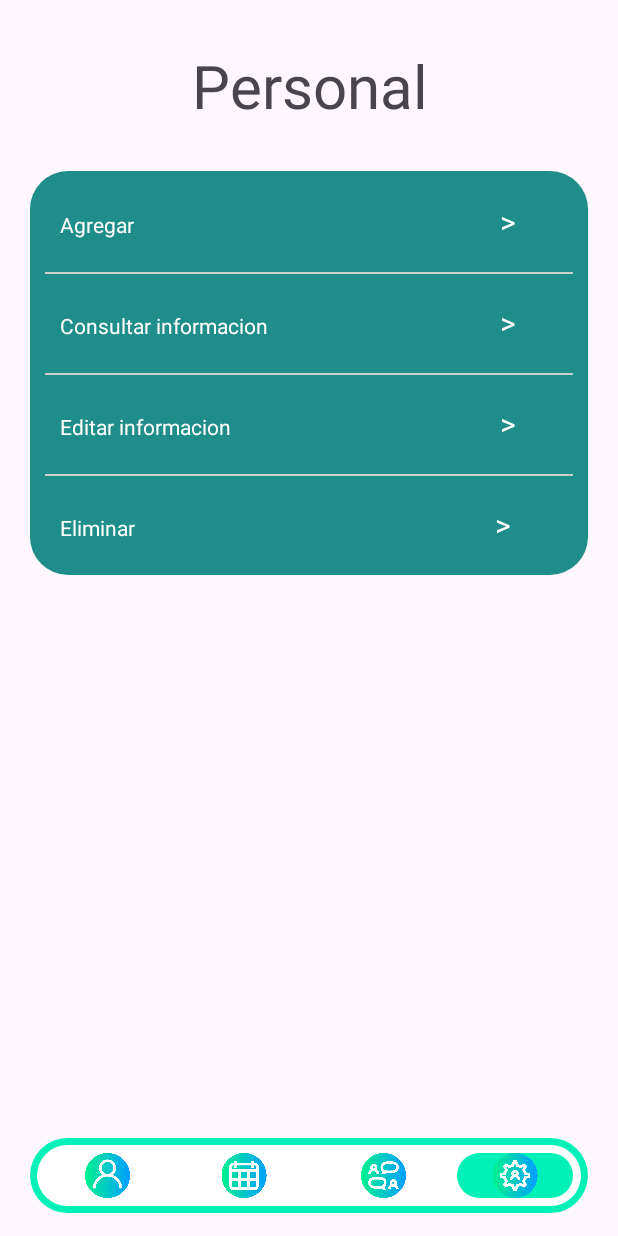
After one commit to NeftaliBa/Fitness_Hanma, an Android app: the AdPersonal screen opened directly, with no data from a screen before it, on a phone screen of 412 x 824 dp. The commit adds this screen. Run offline under Robolectric (Android 15) with nearby library versions, the phone set to English and light mode, and no system bars.

Commit message:
cree las vistas del cliente, agrege una barra de navegacion para el administrador, tambien agrege ´colors.xml´ovalo_forma, testbackfull, testbacknull, line y cuadro de texto

```diff
--- /dev/null
+++ b/app/src/main/java/com/example/fitnes_hanma/Admin/AdPersonal.java
@@ -0,0 +1,19 @@
+package com.example.fitnes_hanma.Admin;
+
+import androidx.appcompat.app.AppCompatActivity;
+
+import android.os.Bundle;
+
+import com.example.fitnes_hanma.R;
+
+public class AdPersonal extends AppCompatActivity {
+
+    @Override
+    protected void onCreate(Bundle savedInstanceState) {
+        super.onCreate(savedInstanceState);
+        setContentView(R.layout.activity_ad_personal);
+        //if (Build.VERSION.SDK_INT >= Build.VERSION_CODES.LOLLIPOP) {
+        //    getWindow().setNavigationBarColor(getResources().getColor(R.color.verde1));
+        //}
+    }
+}
--- /dev/null
+++ b/app/src/main/java/com/example/fitnes_hanma/Admin/Adnavbar.java
@@ -0,0 +1,143 @@
+package com.example.fitnes_hanma.Admin;
+
+import android.content.Context;
+import android.content.Intent;
+import android.content.SharedPreferences;
+import android.os.Bundle;
+import android.view.LayoutInflater;
+import android.view.View;
+import android.view.ViewGroup;
+import android.widget.ImageView;
+
+import androidx.annotation.NonNull;
+import androidx.annotation.Nullable;
+import androidx.fragment.app.Fragment;
+
+import com.example.fitnes_hanma.R;
+
+public class Adnavbar extends Fragment {
+
+    public Adnavbar() {
+        // Required empty public constructor
+    }
+
+    public static Adnavbar newInstance(String param1, String param2) {
+        Adnavbar fragment = new Adnavbar();
+        return fragment;
+    }
+
+    @Override
+    public void onCreate(Bundle savedInstanceState) {
+        super.onCreate(savedInstanceState);
+    }
+
+    @Override
+    public View onCreateView(LayoutInflater inflater, ViewGroup container, Bundle savedInstanceState) {
+        return inflater.inflate(R.layout.fragment_adnavbar, container, false);
+    }
+
+    @Override
+    public void onViewCreated(@NonNull View view, @Nullable Bundle savedInstanceState) {
+        super.onViewCreated(view, savedInstanceState);
+
+        ImageView instructor = view.findViewById(R.id.instruc);
+        ImageView servicio = view.findViewById(R.id.serv);
+        ImageView cliente = view.findViewById(R.id.clien);
+        ImageView personal = view.findViewById(R.id.perso);
+
+        // Recuperar el estado de selección desde SharedPreferences
+        SharedPreferences sharedPreferences = getActivity().getSharedPreferences("button_selection", Context.MODE_PRIVATE);
+        final int[] selectedButton = {sharedPreferences.getInt("selected_button", R.id.instruc)};
+
+// Establecer los fondos según el estado guardado
+        instructor.setBackgroundResource(selectedButton[0] == R.id.instruc ? R.drawable.testbackfull : R.drawable.testbacknull);
+        servicio.setBackgroundResource(selectedButton[0] == R.id.serv ? R.drawable.testbackfull : R.drawable.testbacknull);
+        cliente.setBackgroundResource(selectedButton[0] == R.id.clien ? R.drawable.testbackfull : R.drawable.testbacknull);
+        personal.setBackgroundResource(selectedButton[0] == R.id.perso ? R.drawable.testbackfull : R.drawable.testbacknull);
+
+        instructor.setOnClickListener(new View.OnClickListener() {
+            @Override
+            public void onClick(View v) {
+                if (selectedButton[0] != R.id.instruc) {
+                    instructor.setBackgroundResource(R.drawable.testbackfull);
+                    servicio.setBackgroundResource(R.drawable.testbacknull);
+                    cliente.setBackgroundResource(R.drawable.testbacknull);
+                    personal.setBackgroundResource(R.drawable.testbacknull);
+
+                    // Guardar el estado de selección en SharedPreferences
+                    SharedPreferences.Editor editor = sharedPreferences.edit();
+                    editor.putInt("selected_button", R.id.instruc);
+                    editor.apply();
+
+                    selectedButton[0] = R.id.instruc;
+                    Intent intent = new Intent(getActivity(), AdInstructor.class);
+                    startActivity(intent);
+                }
+            }
+        });
+
+        servicio.setOnClickListener(new View.OnClickListener() {
+            @Override
+            public void onClick(View v) {
+                if (selectedButton[0] != R.id.serv) {
+                    servicio.setBackgroundResource(R.drawable.testbackfull);
+                    instructor.setBackgroundResource(R.drawable.testbacknull);
+                    cliente.setBackgroundResource(R.drawable.testbacknull);
+                    personal.setBackgroundResource(R.drawable.testbacknull);
+
+                    // Guardar el estado de selección en SharedPreferences
+                    SharedPreferences.Editor editor = sharedPreferences.edit();
+                    editor.putInt("selected_button", R.id.serv);
+                    editor.apply();
+
+                    selectedButton[0] = R.id.serv;
+                    Intent intent = new Intent(getActivity(), AdServicios.class);
+                    startActivity(intent);
+                }
+            }
+        });
+
+        cliente.setOnClickListener(new View.OnClickListener() {
+            @Override
+            public void onClick(View v) {
+                if (selectedButton[0] != R.id.clien) {
+                    cliente.setBackgroundResource(R.drawable.testbackfull);
+                    servicio.setBackgroundResource(R.drawable.testbacknull);
+                    instructor.setBackgroundResource(R.drawable.testbacknull);
+                    personal.setBackgroundResource(R.drawable.testbacknull);
+
+                    // Guardar el estado de selección en SharedPreferences
+                    SharedPreferences.Editor editor = sharedPreferences.edit();
+                    editor.putInt("selected_button", R.id.clien);
+                    editor.apply();
+
+                    selectedButton[0] = R.id.clien;
+                    Intent intent = new Intent(getActivity(), AdCliente.class);
+                    startActivity(intent);
+                }
+            }
+        });
+
+        personal.setOnClickListener(new View.OnClickListener() {
+            @Override
+            public void onClick(View v) {
+                if (selectedButton[0] != R.id.perso) {
+                    personal.setBackgroundResource(R.drawable.testbackfull);
+                    servicio.setBackgroundResource(R.drawable.testbacknull);
+                    cliente.setBackgroundResource(R.drawable.testbacknull);
+                    instructor.setBackgroundResource(R.drawable.testbacknull);
+
+                    // Guardar el estado de selección en SharedPreferences
+                    SharedPreferences.Editor editor = sharedPreferences.edit();
+                    editor.putInt("selected_button", R.id.perso);
+                    editor.apply();
+
+                    selectedButton[0] = R.id.perso;
+                    Intent intent = new Intent(getActivity(), AdPersonal.class);
+                    startActivity(intent);
+                }
+            }
+        });
+
+    }
+}
--- /dev/null
+++ b/app/src/main/res/drawable/cuadro_texto.xml
@@ -0,0 +1,15 @@
+<?xml version="1.0" encoding="utf-8"?>
+<layer-list xmlns:android="http://schemas.android.com/apk/res/android">
+    <!-- Contorno -->
+    <item>
+        <shape
+            android:shape="rectangle">
+            <solid android:color="@color/verde_gris" />
+            <corners
+                android:bottomLeftRadius=   "25dp"
+                android:bottomRightRadius=  "25dp"
+                android:topLeftRadius=      "25dp"
+                android:topRightRadius=     "25dp" />
+        </shape>
+    </item>
+</layer-list>
--- /dev/null
+++ b/app/src/main/res/drawable/line.xml
@@ -0,0 +1,5 @@
+<?xml version="1.0" encoding="utf-8"?>
+<shape xmlns:android="http://schemas.android.com/apk/res/android">
+    <size android:height="1dp" />
+    <solid android:color="@color/gris1" />
+</shape>
--- /dev/null
+++ b/app/src/main/res/drawable/ovalo_forma.xml
@@ -0,0 +1,32 @@
+<?xml version="1.0" encoding="utf-8"?>
+<layer-list xmlns:android="http://schemas.android.com/apk/res/android">
+    <!-- Contorno -->
+    <item>
+        <shape
+            android:shape="rectangle">
+            <solid android:color="@color/verde2" />
+            <corners
+                android:bottomLeftRadius="50dp"
+                android:bottomRightRadius="50dp"
+                android:topLeftRadius="50dp"
+                android:topRightRadius="50dp" />
+        </shape>
+    </item>
+
+    <!-- Relleno interno (blanco en este caso) -->
+    <item
+        android:start="5dp"
+        android:end="5dp"
+        android:top="5dp"
+        android:bottom="5dp">
+        <shape
+            android:shape="rectangle">
+            <solid android:color="#FFFFFF" />
+            <corners
+                android:bottomLeftRadius="45dp"
+                android:bottomRightRadius="45dp"
+                android:topLeftRadius="45dp"
+                android:topRightRadius="45dp" />
+        </shape>
+    </item>
+</layer-list>
--- /dev/null
+++ b/app/src/main/res/drawable/testbackfull.xml
@@ -0,0 +1,5 @@
+<?xml version="1.0" encoding="utf-8"?>
+<shape xmlns:android="http://schemas.android.com/apk/res/android">
+    <solid android:color="@color/verde2" />
+    <corners android:radius="50dp" /> <!-- Radio de las esquinas (50dp hará que sea completamente redondo) -->
+</shape>
--- /dev/null
+++ b/app/src/main/res/drawable/testbacknull.xml
@@ -0,0 +1,5 @@
+<?xml version="1.0" encoding="utf-8"?>
+<shape xmlns:android="http://schemas.android.com/apk/res/android">
+    <solid android:color="@color/white" />
+    <corners android:radius="50dp" /> <!-- Radio de las esquinas (50dp hará que sea completamente redondo) -->
+</shape>
--- /dev/null
+++ b/app/src/main/res/layout/activity_ad_personal.xml
@@ -0,0 +1,142 @@
+<?xml version="1.0" encoding="utf-8"?>
+<RelativeLayout xmlns:android="http://schemas.android.com/apk/res/android"
+    xmlns:app="http://schemas.android.com/apk/res-auto"
+    xmlns:tools="http://schemas.android.com/tools"
+    android:layout_width="match_parent"
+    android:layout_height="match_parent"
+    tools:context=".Admin.AdPersonal">
+    <TextView
+        android:layout_width="match_parent"
+        android:layout_height="wrap_content"
+        android:text="Personal"
+        android:id="@+id/tex"
+        android:textAlignment="center"
+        android:textSize="40sp"
+        android:layout_marginTop="30dp"/>
+
+    <RelativeLayout
+        android:layout_width="match_parent"
+        android:layout_height="wrap_content"
+        android:layout_below="@id/tex"
+        android:layout_marginStart="20dp"
+        android:layout_marginEnd="20dp"
+        android:layout_marginTop="30dp"
+        android:background="@drawable/cuadro_texto"
+        >
+        <LinearLayout
+            android:layout_width="match_parent"
+            android:layout_height="wrap_content"
+            android:orientation="horizontal"
+            android:id="@+id/AggPer"
+            android:layout_marginStart="20sp"
+            android:layout_marginVertical="20dp">
+            <TextView
+                android:layout_width="match_parent"
+                android:layout_weight="1"
+                android:layout_height="wrap_content"
+                android:text="Agregar"
+                android:textColor="@color/white"/>
+            <TextView
+                android:layout_width="match_parent"
+                android:layout_height="wrap_content"
+                android:layout_weight="5"
+                android:textSize="20sp"
+                android:text=">"
+                android:textColor="@color/white" />
+        </LinearLayout>
+        <View
+            android:layout_width="match_parent"
+            android:layout_height="1dp"
+            android:layout_below="@id/AggPer"
+            android:layout_marginHorizontal="10sp"
+            android:background="@drawable/line" />
+
+        <LinearLayout
+            android:layout_width="match_parent"
+            android:layout_height="wrap_content"
+            android:orientation="horizontal"
+            android:id="@+id/ConPer"
+            android:layout_below="@id/AggPer"
+            android:layout_marginStart="20sp"
+            android:layout_marginVertical="20dp">
+            <TextView
+                android:layout_width="match_parent"
+                android:layout_weight="1"
+                android:layout_height="wrap_content"
+                android:text="Consultar informacion"
+                android:textColor="@color/white"/>
+            <TextView
+                android:layout_width="match_parent"
+                android:layout_height="wrap_content"
+                android:layout_weight="5"
+                android:textSize="20sp"
+                android:text=">"
+                android:textColor="@color/white" />
+        </LinearLayout>
+        <View
+            android:layout_width="match_parent"
+            android:layout_height="1dp"
+            android:layout_below="@id/ConPer"
+            android:layout_marginHorizontal="10sp"
+            android:background="@drawable/line" />
+        <LinearLayout
+            android:layout_width="match_parent"
+            android:layout_height="wrap_content"
+            android:orientation="horizontal"
+            android:id="@+id/EdiInfPer"
+            android:layout_below="@id/ConPer"
+            android:layout_marginStart="20sp"
+            android:layout_marginVertical="20dp">
+            <TextView
+                android:layout_width="match_parent"
+                android:layout_weight="1"
+                android:layout_height="wrap_content"
+                android:text="Editar informacion"
+                android:textColor="@color/white"/>
+            <TextView
+                android:layout_width="match_parent"
+                android:layout_height="wrap_content"
+                android:layout_weight="5"
+                android:textSize="20sp"
+                android:text=">"
+                android:textColor="@color/white" />
+        </LinearLayout>
+        <View
+            android:layout_width="match_parent"
+            android:layout_marginHorizontal="10sp"
+            android:layout_height="1dp"
+            android:layout_below="@id/EdiInfPer"
+            android:background="@drawable/line" />
+        <LinearLayout
+            android:layout_width="match_parent"
+            android:layout_height="wrap_content"
+            android:orientation="horizontal"
+            android:id="@+id/DelPer"
+            android:layout_below="@id/EdiInfPer"
+            android:layout_marginVertical="20dp">
+            <TextView
+                android:layout_marginStart="20sp"
+                android:layout_width="match_parent"
+                android:layout_weight="1"
+                android:layout_height="wrap_content"
+                android:text="Eliminar"
+                android:textColor="@color/white"/>
+            <TextView
+                android:layout_width="match_parent"
+                android:layout_height="wrap_content"
+                android:layout_weight="5"
+                android:textSize="20sp"
+                android:text=">"
+                android:textColor="@color/white" />
+        </LinearLayout>
+    </RelativeLayout>
+
+    <androidx.fragment.app.FragmentContainerView
+        android:id="@+id/fragment_admin_navbar"
+        android:name="com.example.fitnes_hanma.Admin.Adnavbar"
+        android:layout_width="match_parent"
+        android:layout_height="wrap_content"
+        android:layout_alignParentBottom="true"
+        tools:layout="@layout/fragment_adnavbar" />
+
+</RelativeLayout>
--- /dev/null
+++ b/app/src/main/res/layout/fragment_adnavbar.xml
@@ -0,0 +1,53 @@
+<?xml version="1.0" encoding="utf-8"?>
+<FrameLayout xmlns:android="http://schemas.android.com/apk/res/android"
+    xmlns:tools="http://schemas.android.com/tools"
+    android:layout_width="match_parent"
+    android:layout_height="match_parent"
+    tools:context=".Admin.Adnavbar">
+
+    <LinearLayout
+        android:layout_marginHorizontal="20dp"
+        android:layout_width="match_parent"
+        android:layout_height="wrap_content"
+        android:layout_gravity="center_horizontal"
+        android:layout_marginBottom="15dp"
+        android:background="@drawable/ovalo_forma">
+
+        <ImageView
+            android:id="@+id/instruc"
+            android:layout_width="match_parent"
+            android:layout_height="30dp"
+            android:layout_marginStart="10dp"
+            android:layout_marginVertical="10dp"
+            android:layout_weight="5"
+            android:src="@drawable/usuario" />
+
+        <ImageView
+            android:id="@+id/serv"
+            android:layout_width="match_parent"
+            android:layout_height="30dp"
+            android:layout_marginStart="5dp"
+            android:layout_marginVertical="10dp"
+            android:layout_weight="5"
+            android:src="@drawable/calendario" />
+        <ImageView
+            android:id="@+id/clien"
+            android:layout_width="match_parent"
+            android:layout_height="30dp"
+            android:layout_marginStart="5dp"
+            android:layout_marginVertical="10dp"
+            android:layout_weight="5"
+            android:src="@drawable/charlar" />
+
+        <ImageView
+            android:id="@+id/perso"
+            android:layout_width="match_parent"
+            android:layout_height="30dp"
+            android:layout_marginEnd="10dp"
+            android:layout_marginStart="5dp"
+            android:layout_marginVertical="10dp"
+            android:layout_weight="5"
+            android:src="@drawable/ajustes"/>
+    </LinearLayout>
+
+</FrameLayout>
--- a/app/src/main/res/values/colors.xml
+++ b/app/src/main/res/values/colors.xml
@@ -1,5 +1,15 @@
 <?xml version="1.0" encoding="utf-8"?>
 <resources>
+    <color name="purple_200">#FFBB86FC</color>
+    <color name="purple_500">#FF6200EE</color>
+    <color name="purple_700">#FF3700B3</color>
+    <color name="teal_200">#FF03DAC5</color>
+    <color name="teal_700">#FF018786</color>
     <color name="black">#FF000000</color>
     <color name="white">#FFFFFFFF</color>
+    <color name="lavender">#8692f7</color>
+    <color name="verde1">#00C596</color>
+    <color name="verde2">#00F1B8</color>
+    <color name="verde_gris">#1F8D89</color>
+    <color name="gris1">#CFCFCF</color>
 </resources>
```
Also changed, not shown: app/src/main/AndroidManifest.xml (+16 -1 lines), app/src/main/java/com/example/fitnes_hanma/Admin/AdCliente.java (added, +18 -0 lines), app/src/main/java/com/example/fitnes_hanma/Admin/AdInstructor.java (added, +19 -0 lines), app/src/main/java/com/example/fitnes_hanma/Admin/AdServicios.java (added, +19 -0 lines), app/src/main/java/com/example/fitnes_hanma/Admin/prueba.java (added, +16 -0 lines), app/src/main/res/layout/activity_ad_cliente.xml (added, +23 -0 lines), app/src/main/res/layout/activity_ad_instructor.xml (added, +24 -0 lines), app/src/main/res/layout/activity_ad_servicios.xml (added, +23 -0 lines), app/src/main/res/layout/activity_prueba.xml (added, +9 -0 lines).
